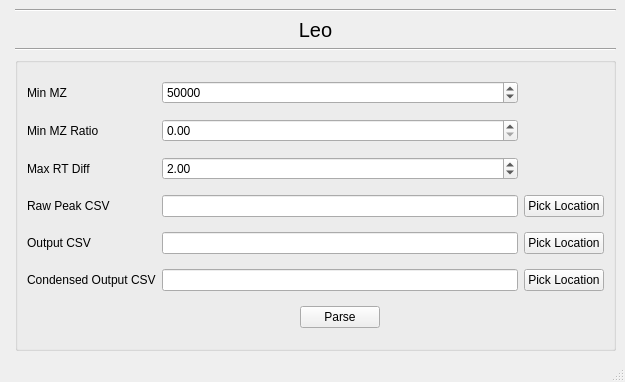
Qt form leo/gui/leo.ui (jfizzy/ResistanceDB) before a commit.
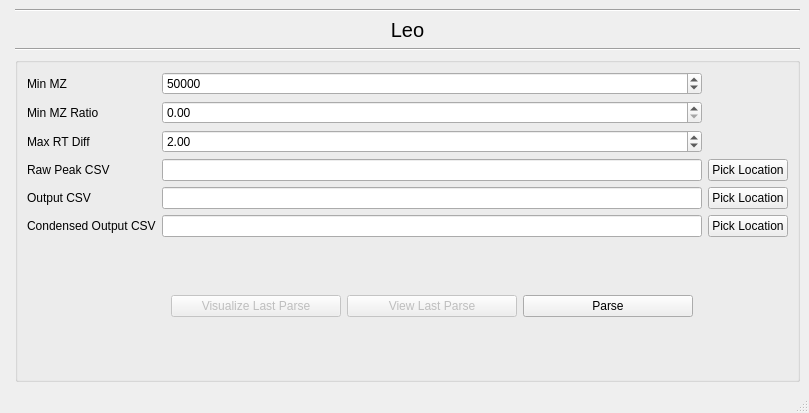
The same form after that commit.

Commit message: moved some things around, added os check for opening the files to view. Added a "view last parse" and "visualize last parse" button. View last parse opens to the file location of the parsed files, visualize will be linked up to pablo in the future

Diff of the .ui file:
```diff
--- a/leo/gui/leo.ui
+++ b/leo/gui/leo.ui
@@ -6,8 +6,8 @@
    <rect>
     <x>0</x>
     <y>0</y>
-    <width>625</width>
-    <height>382</height>
+    <width>809</width>
+    <height>413</height>
    </rect>
   </property>
   <property name="windowTitle">
@@ -17,56 +17,21 @@
    <layout class="QGridLayout" name="gridLayout_2">
     <item row="3" column="1">
      <widget class="QGroupBox" name="gridGroupBox">
-      <layout class="QGridLayout" name="gridLayout" rowstretch="0,0,0,0,0,0,0" columnstretch="0,0,0,0">
-       <item row="3" column="3">
-        <widget class="QPushButton" name="pushButton_4">
+      <layout class="QGridLayout" name="gridLayout" rowstretch="0,0,0,0,0,0,0,0" columnstretch="0,0,0,0">
+       <item row="3" column="0">
+        <widget class="QLabel" name="rawPeakCSVLabel">
          <property name="text">
-          <string>Pick Location</string>
+          <string>Raw Peak CSV</string>
          </property>
         </widget>
        </item>
-       <item row="1" column="0">
-        <widget class="QLabel" name="minMZRatioLabel">
+       <item row="4" column="3">
+        <widget class="QPushButton" name="outputLocationBtn">
          <property name="text">
-          <string>Min MZ Ratio</string>
-         </property>
-        </widget>
-       </item>
-       <item row="0" column="0">
-        <widget class="QLabel" name="minMZLabel">
-         <property name="text">
-          <string>Min MZ</string>
-         </property>
-        </widget>
-       </item>
-       <item row="4" column="2">
-        <widget class="QLineEdit" name="outputLocationLineEdit">
-         <property name="readOnly">
-          <bool>true</bool>
-         </property>
-        </widget>
-       </item>
-       <item row="2" column="0">
-        <widget class="QLabel" name="maxRTDiffLabel">
-         <property name="text">
-          <string>Max RT Diff</string>
-         </property>
-        </widget>
-       </item>
-       <item row="5" column="3">
-        <widget class="QPushButton" name="condensedOutputBtn">
-         <property name="text">
           <string>Pick Location</string>
          </property>
         </widget>
        </item>
-       <item row="5" column="0">
-        <widget class="QLabel" name="condensedOutputLabel">
-         <property name="text">
-          <string>Condensed Output CSV</string>
-         </property>
-        </widget>
-       </item>
        <item row="5" column="2">
         <widget class="QLineEdit" name="condensedOutputLineEdit">
          <property name="readOnly">
@@ -74,6 +39,13 @@
          </property>
         </widget>
        </item>
+       <item row="5" column="3">
+        <widget class="QPushButton" name="condensedOutputBtn">
+         <property name="text">
+          <string>Pick Location</string>
+         </property>
+        </widget>
+       </item>
        <item row="4" column="0">
         <widget class="QLabel" name="outputCSVLabel">
          <property name="text">
@@ -81,23 +53,6 @@
          </property>
         </widget>
        </item>
-       <item row="3" column="0">
-        <widget class="QLabel" name="rawPeakCSVLabel">
-         <property name="text">
-          <string>Raw Peak CSV</string>
-         </property>
-        </widget>
-       </item>
-       <item row="3" column="2">
-        <widget class="QLineEdit" name="rawPeakBtn">
-         <property name="enabled">
-          <bool>true</bool>
-         </property>
-         <property name="readOnly">
-          <bool>true</bool>
-         </property>
-        </widget>
-       </item>
        <item row="2" column="2">
         <widget class="QDoubleSpinBox" name="maxRTDiffSpinBox">
          <property name="toolTip">
@@ -114,16 +69,20 @@
          </property>
         </widget>
        </item>
-       <item row="6" column="2" alignment="Qt::AlignHCenter">
-        <widget class="QPushButton" name="parseBtn">
-         <property name="maximumSize">
-          <size>
-           <width>16777215</width>
-           <height>16777215</height>
-          </size>
-         </property>
+       <item row="3" column="3">
+        <widget class="QPushButton" name="pushButton_4">
          <property name="text">
-          <string>Parse</string>
+          <string>Pick Location</string>
+         </property>
+        </widget>
+       </item>
+       <item row="3" column="2">
+        <widget class="QLineEdit" name="rawPeakBtn">
+         <property name="enabled">
+          <bool>true</bool>
+         </property>
+         <property name="readOnly">
+          <bool>true</bool>
          </property>
         </widget>
        </item>
@@ -140,10 +99,17 @@
          </property>
         </widget>
        </item>
-       <item row="4" column="3">
-        <widget class="QPushButton" name="outputLocationBtn">
+       <item row="4" column="2">
+        <widget class="QLineEdit" name="outputLocationLineEdit">
+         <property name="readOnly">
+          <bool>true</bool>
+         </property>
+        </widget>
+       </item>
+       <item row="1" column="0">
+        <widget class="QLabel" name="minMZRatioLabel">
          <property name="text">
-          <string>Pick Location</string>
+          <string>Min MZ Ratio</string>
          </property>
         </widget>
        </item>
@@ -163,6 +129,66 @@
          </property>
         </widget>
        </item>
+       <item row="0" column="0">
+        <widget class="QLabel" name="minMZLabel">
+         <property name="text">
+          <string>Min MZ</string>
+         </property>
+        </widget>
+       </item>
+       <item row="5" column="0">
+        <widget class="QLabel" name="condensedOutputLabel">
+         <property name="text">
+          <string>Condensed Output CSV</string>
+         </property>
+        </widget>
+       </item>
+       <item row="2" column="0">
+        <widget class="QLabel" name="maxRTDiffLabel">
+         <property name="text">
+          <string>Max RT Diff</string>
+         </property>
+        </widget>
+       </item>
+       <item row="6" column="2" rowspan="2">
+        <widget class="QWidget" name="btnWidget" native="true">
+         <layout class="QGridLayout" name="gridLayout_3">
+          <item row="0" column="1">
+           <widget class="QPushButton" name="viewLastBtn">
+            <property name="enabled">
+             <bool>false</bool>
+            </property>
+            <property name="text">
+             <string>View Last Parse</string>
+            </property>
+           </widget>
+          </item>
+          <item row="0" column="0">
+           <widget class="QPushButton" name="visualizeBtn">
+            <property name="enabled">
+             <bool>false</bool>
+            </property>
+            <property name="text">
+             <string>Visualize Last Parse</string>
+            </property>
+           </widget>
+          </item>
+          <item row="0" column="2">
+           <widget class="QPushButton" name="parseBtn">
+            <property name="maximumSize">
+             <size>
+              <width>16777215</width>
+              <height>16777215</height>
+             </size>
+            </property>
+            <property name="text">
+             <string>Parse</string>
+            </property>
+           </widget>
+          </item>
+         </layout>
+        </widget>
+       </item>
       </layout>
      </widget>
     </item>
```
Left out of the diff: 86 changed lines with no effect on the pictures. The commit also changes 5 other files.
